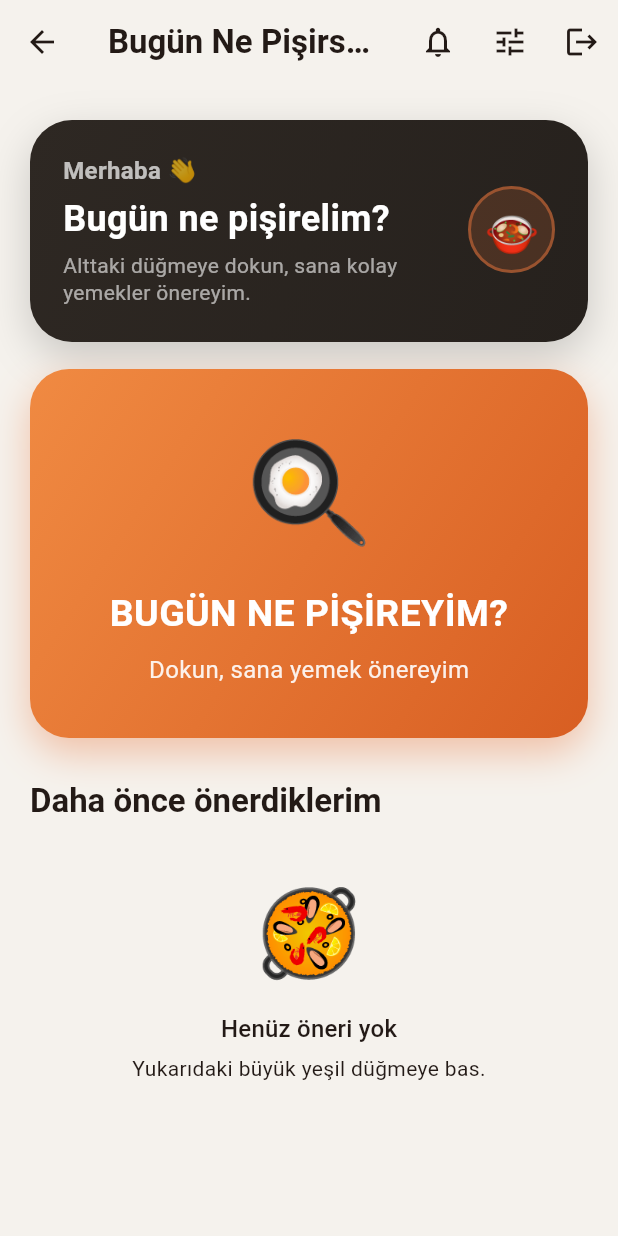
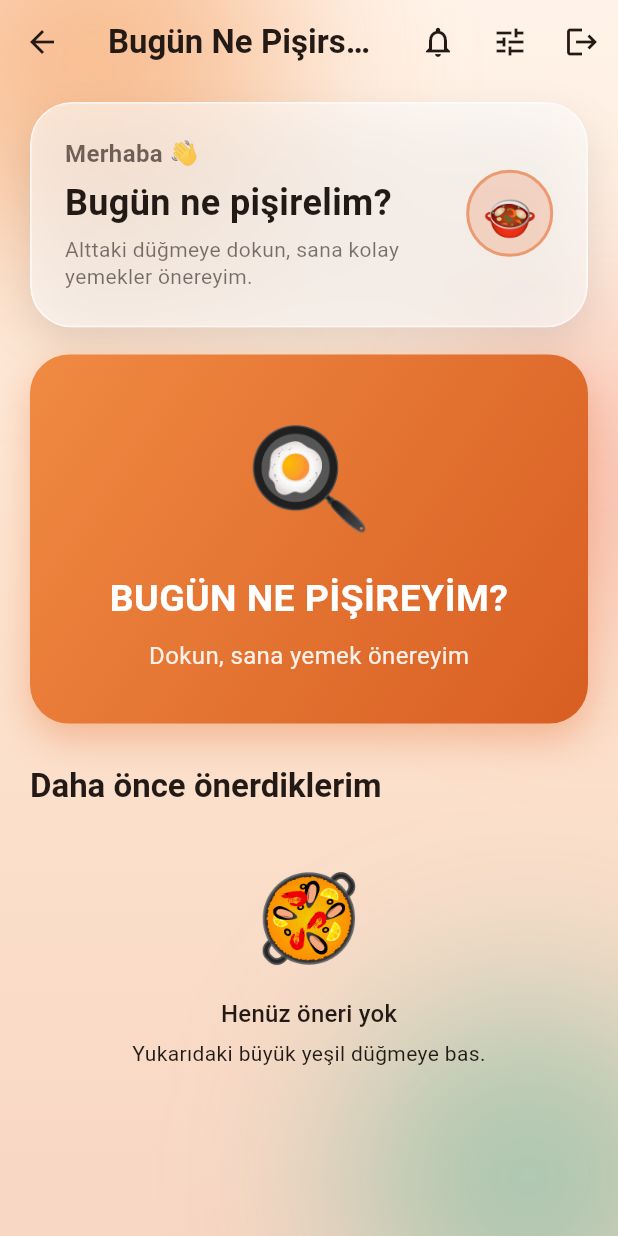
Before and after one commit to yusuftalha37/QuantoraDiyet, a Flutter app: the HomeScreen screen opened directly, on a phone screen of 412 x 824 dp. Run offline on Flutter 3.47's test engine with Material 3 defaults, Android fonts, the phone set to English and light mode, and no system bars; our stand-ins replace flutter_local_notifications, flutter_secure_storage, flutter_tts, google_sign_in, share_plus, timezone; accounts and stored records are empty; network calls fail.

Commit message:
Glassmorphism (buzlu cam) tasarım yenilemesi
- Renkli yumuşak degrade arka plan + bulanık ışık lekeleri (FrostedBackground).
- Buzlu cam kartlar: arkasını bulanıklaştıran, ince ışıklı kenarlı GlassCard.
- Ana ekran, yemek listesi ve adım adım pişir ekranı cam panellere taşındı.
- AppBar şeffaf + extendBodyBehindAppBar; cam zemin ekranın tamamında.
- Okunabilirlik için cam yeterince opak tutuldu (hedef kitle gözetildi).

Co-Authored-By: Claude Opus 4.8 <noreply@anthropic.com>
Claude-Session: https://claude.ai/code/session_018Ctzbnz5RTBDGA3e79a2b8

```diff
--- a/mobile/lib/screens/home_screen.dart
+++ b/mobile/lib/screens/home_screen.dart
@@ -8,6 +8,7 @@ import '../theme.dart';
 import '../widgets/cooking_loader.dart';
 import '../widgets/shimmer.dart';
 import '../widgets/anim.dart';
+import '../widgets/glass.dart';
 import 'plan_screen.dart';
 import 'onboarding_screen.dart';
 import 'settings_screen.dart';
@@ -97,7 +98,9 @@ class _HomeScreenState extends State<HomeScreen> {
 
   @override
   Widget build(BuildContext context) {
+    final topInset = MediaQuery.of(context).padding.top + kToolbarHeight + 8;
     return Scaffold(
+      extendBodyBehindAppBar: true,
       appBar: AppBar(
         title: const Text('Bugün Ne Pişirsem?', overflow: TextOverflow.ellipsis),
         actions: [
@@ -122,10 +125,11 @@ class _HomeScreenState extends State<HomeScreen> {
           ),
         ],
       ),
-      body: RefreshIndicator(
+      body: FrostedBackground(
+        child: RefreshIndicator(
         onRefresh: _load,
         child: ListView(
-          padding: const EdgeInsets.all(20),
+          padding: EdgeInsets.fromLTRB(20, topInset, 20, 24),
           children: [
             const SizedBox(height: 4),
             const FadeSlideIn(child: _HeroCard()),
@@ -166,24 +170,32 @@ class _HomeScreenState extends State<HomeScreen> {
               ),
             ...List.generate(_history.length, (i) {
               final p = _history[i];
-              return FadeSlideIn(
-                delayMs: 60 * i,
-                child: Card(
-                  clipBehavior: Clip.antiAlias,
-                  margin: const EdgeInsets.only(bottom: 10),
-                  child: ListTile(
-                    contentPadding: const EdgeInsets.symmetric(horizontal: 16, vertical: 10),
-                    leading: const Text('🍽️', style: TextStyle(fontSize: 32)),
-                    title: Text('${_periodLabel(p['period']?.toString())} önerileri',
-                        style: const TextStyle(fontWeight: FontWeight.bold)),
-                    trailing: const Icon(Icons.chevron_right, size: 28),
+              return Padding(
+                padding: const EdgeInsets.only(bottom: 10),
+                child: FadeSlideIn(
+                  delayMs: 60 * i,
+                  child: GlassCard(
+                    radius: 20,
+                    padding: const EdgeInsets.symmetric(horizontal: 16, vertical: 14),
                     onTap: () => _openPlan(p['id'].toString()),
+                    child: Row(
+                      children: [
+                        const Text('🍽️', style: TextStyle(fontSize: 30)),
+                        const SizedBox(width: 14),
+                        Expanded(
+                          child: Text('${_periodLabel(p['period']?.toString())} önerileri',
+                              style: const TextStyle(fontWeight: FontWeight.bold, fontSize: 16)),
+                        ),
+                        const Icon(Icons.chevron_right, size: 28),
+                      ],
+                    ),
                   ),
                 ),
               );
             }),
           ],
         ),
+      ),
       ),
     );
   }
@@ -202,38 +214,24 @@ class _HeroCard extends StatelessWidget {
 
   @override
   Widget build(BuildContext context) {
-    return Container(
+    final onCard = Theme.of(context).colorScheme.onSurface;
+    return GlassCard(
+      radius: 28,
       padding: const EdgeInsets.fromLTRB(22, 22, 22, 24),
-      decoration: BoxDecoration(
-        borderRadius: BorderRadius.circular(28),
-        gradient: const LinearGradient(
-          begin: Alignment.topLeft,
-          end: Alignment.bottomRight,
-          colors: [Color(0xFF2E2823), AppTheme.heroDark],
-        ),
-        boxShadow: [
-          BoxShadow(
-            color: Colors.black.withOpacity(0.18),
-            blurRadius: 24,
-            offset: const Offset(0, 10),
-          ),
-        ],
-      ),
       child: Row(
         children: [
           Expanded(
             child: Column(
               crossAxisAlignment: CrossAxisAlignment.start,
-              children: const [
+              children: [
                 Text('Merhaba 👋',
-                    style: TextStyle(color: Colors.white70, fontSize: 16, fontWeight: FontWeight.w600)),
-                SizedBox(height: 6),
+                    style: TextStyle(color: onCard.withOpacity(0.65), fontSize: 16, fontWeight: FontWeight.w700)),
+                const SizedBox(height: 6),
                 Text('Bugün ne pişirelim?',
-                    style: TextStyle(
-                        color: Colors.white, fontSize: 24, fontWeight: FontWeight.bold, height: 1.2)),
-                SizedBox(height: 8),
+                    style: TextStyle(color: onCard, fontSize: 24, fontWeight: FontWeight.bold, height: 1.2)),
+                const SizedBox(height: 8),
                 Text('Alttaki düğmeye dokun, sana kolay yemekler önereyim.',
-                    style: TextStyle(color: Colors.white60, fontSize: 14, height: 1.3)),
+                    style: TextStyle(color: onCard.withOpacity(0.6), fontSize: 14, height: 1.3)),
               ],
             ),
           ),
@@ -243,9 +241,9 @@ class _HeroCard extends StatelessWidget {
             height: 58,
             alignment: Alignment.center,
             decoration: BoxDecoration(
-              color: AppTheme.accent.withOpacity(0.18),
+              color: AppTheme.accent.withOpacity(0.22),
               shape: BoxShape.circle,
-              border: Border.all(color: AppTheme.accent.withOpacity(0.5), width: 2),
+              border: Border.all(color: AppTheme.accent.withOpacity(0.6), width: 2),
             ),
             child: const Text('🍲', style: TextStyle(fontSize: 30)),
           ),
--- /dev/null
+++ b/mobile/lib/widgets/glass.dart
@@ -0,0 +1,140 @@
+import 'dart:ui';
+import 'package:flutter/material.dart';
+
+/// Glassmorphism (buzlu cam) tasarım yapı taşları.
+/// - [FrostedBackground]: renkli degrade + bulanık ışık lekeleri (arka plan).
+/// - [GlassCard]: saydam + arkasını bulanıklaştıran, ince ışıklı kenarlı kart.
+/// Okunabilirlik için cam yeterince opak tutulur (hedef kitle yaşlı/az teknoloji).
+
+class FrostedBackground extends StatelessWidget {
+  final Widget child;
+  const FrostedBackground({super.key, required this.child});
+
+  @override
+  Widget build(BuildContext context) {
+    final dark = Theme.of(context).brightness == Brightness.dark;
+    return Stack(
+      children: [
+        // Ana degrade
+        Positioned.fill(
+          child: DecoratedBox(
+            decoration: BoxDecoration(
+              gradient: LinearGradient(
+                begin: Alignment.topCenter,
+                end: Alignment.bottomCenter,
+                colors: dark
+                    ? const [Color(0xFF241A14), Color(0xFF17120F)]
+                    : const [Color(0xFFFFF3E9), Color(0xFFFCE3CE), Color(0xFFF8D7C4)],
+              ),
+            ),
+          ),
+        ),
+        // Sıcak turuncu ışık lekesi (sol üst)
+        _blob(
+          top: -90,
+          left: -70,
+          size: 260,
+          color: const Color(0xFFF2924A).withOpacity(dark ? 0.35 : 0.55),
+        ),
+        // Tamamlayıcı yeşil/teal leke (sağ alt)
+        _blob(
+          bottom: -80,
+          right: -60,
+          size: 240,
+          color: const Color(0xFF2BA98C).withOpacity(dark ? 0.28 : 0.38),
+        ),
+        // Pembe-şeftali leke (orta sağ)
+        _blob(
+          top: 220,
+          right: -90,
+          size: 200,
+          color: const Color(0xFFF26B5E).withOpacity(dark ? 0.22 : 0.30),
+        ),
+        child,
+      ],
+    );
+  }
+
+  Widget _blob({double? top, double? left, double? right, double? bottom, required double size, required Color color}) {
+    return Positioned(
+      top: top,
+      left: left,
+      right: right,
+      bottom: bottom,
+      child: ImageFiltered(
+        imageFilter: ImageFilter.blur(sigmaX: 60, sigmaY: 60),
+        child: Container(
+          width: size,
+          height: size,
+          decoration: BoxDecoration(color: color, shape: BoxShape.circle),
+        ),
+      ),
+    );
+  }
+}
+
+/// Buzlu cam kart: arkasını bulanıklaştırır, saydam beyaz dolgu + ışıklı kenar.
+class GlassCard extends StatelessWidget {
+  final Widget child;
+  final EdgeInsetsGeometry padding;
+  final double radius;
+  final double blur;
+  final Color? tint;
+  final double? opacity;
+  final VoidCallback? onTap;
+  const GlassCard({
+    super.key,
+    required this.child,
+    this.padding = const EdgeInsets.all(16),
+    this.radius = 24,
+    this.blur = 18,
+    this.tint,
+    this.opacity,
+    this.onTap,
+  });
+
+  @override
+  Widget build(BuildContext context) {
+    final dark = Theme.of(context).brightness == Brightness.dark;
+    final baseTint = tint ?? (dark ? const Color(0xFF2A2420) : Colors.white);
+    final fillOpacity = opacity ?? (dark ? 0.42 : 0.58);
+    final borderColor = (dark ? Colors.white : Colors.white).withOpacity(dark ? 0.16 : 0.60);
+
+    final content = ClipRRect(
+      borderRadius: BorderRadius.circular(radius),
+      child: BackdropFilter(
+        filter: ImageFilter.blur(sigmaX: blur, sigmaY: blur),
+        child: Container(
+          padding: padding,
+          decoration: BoxDecoration(
+            color: baseTint.withOpacity(fillOpacity),
+            borderRadius: BorderRadius.circular(radius),
+            border: Border.all(color: borderColor, width: 1.2),
+          ),
+          child: child,
+        ),
+      ),
+    );
+
+    return DecoratedBox(
+      decoration: BoxDecoration(
+        borderRadius: BorderRadius.circular(radius),
+        boxShadow: [
+          BoxShadow(
+            color: Colors.black.withOpacity(dark ? 0.35 : 0.10),
+            blurRadius: 24,
+            offset: const Offset(0, 12),
+          ),
+        ],
+      ),
+      child: onTap == null
+          ? content
+          : Material(
+              color: Colors.transparent,
+              borderRadius: BorderRadius.circular(radius),
+              clipBehavior: Clip.antiAlias,
+              child: InkWell(onTap: onTap, child: content),
+            ),
+    );
+  }
+}
```
Also changed, not shown: mobile/lib/screens/cooking_mode_screen.dart (+11 -2 lines), mobile/lib/screens/plan_screen.dart (+29 -20 lines), mobile/lib/theme.dart (+4 -3 lines).
